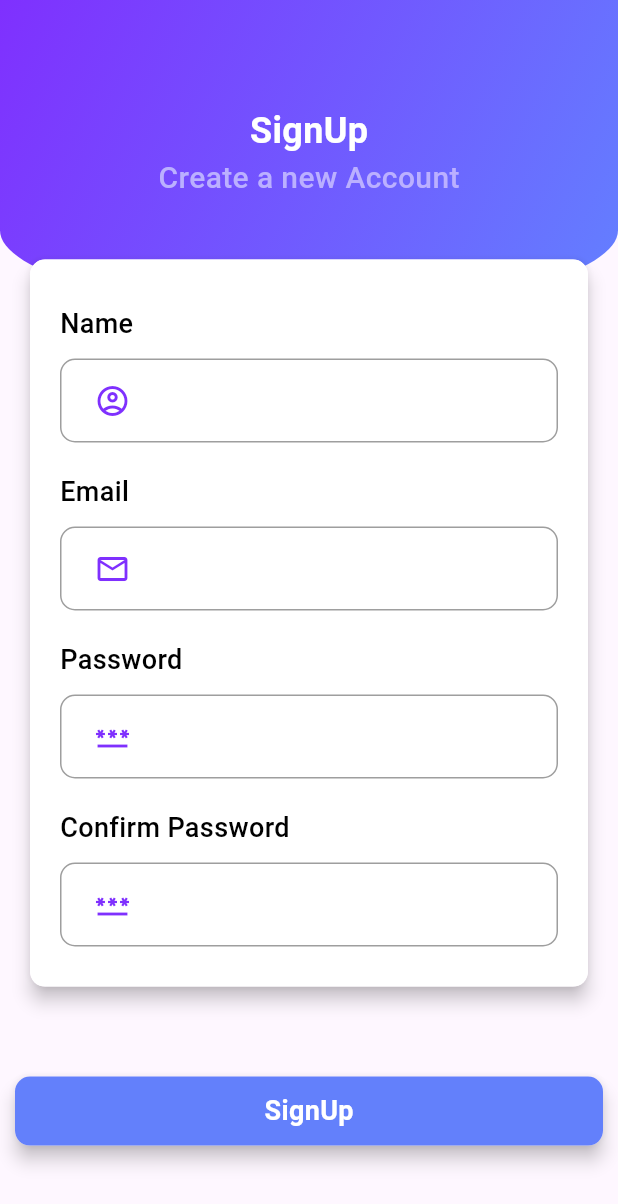
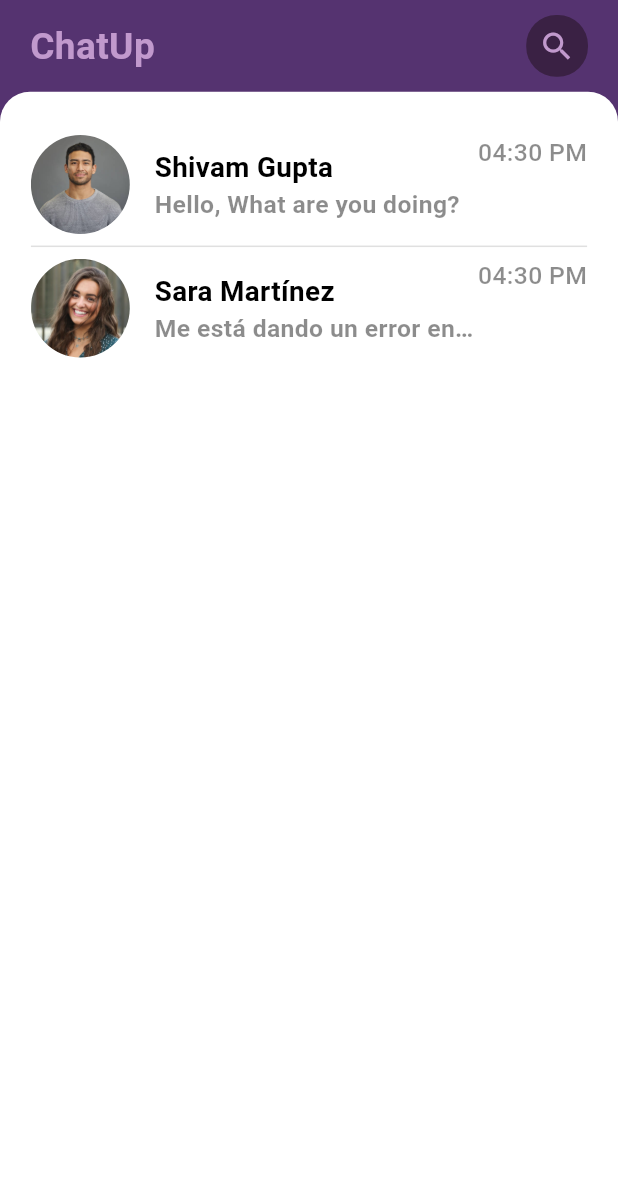
Before and after one commit to paulaschez/swapparel_tfg, a Flutter app: the screen it shows after launch, on a phone screen of 412 x 824 dp. Shown: the top 1204 px of the screen. Run offline on Flutter 3.47's test engine with Material 3 defaults, Android fonts, the phone set to English and light mode, and no system bars.

Commit message:
Pagina de Chats

```diff
--- a/lib/main.dart
+++ b/lib/main.dart
@@ -1,3 +1,4 @@
+import 'package:chat_app/pages/home.dart';
 import 'package:chat_app/pages/signin.dart';
 import 'package:chat_app/pages/signup.dart';
 import 'package:flutter/material.dart';
@@ -18,7 +19,7 @@ class MyApp extends StatelessWidget {
       theme: ThemeData(
         colorScheme: ColorScheme.fromSeed(seedColor: Colors.deepPurple),
       ),
-      home: const SignUp(),
+      home: const Home(),
     );
   }
 }
--- /dev/null
+++ b/lib/pages/home.dart
@@ -0,0 +1,169 @@
+import 'package:flutter/material.dart';
+
+class Home extends StatefulWidget {
+  const Home({super.key});
+
+  @override
+  State<Home> createState() => _HomeState();
+}
+
+class _HomeState extends State<Home> {
+  @override
+  Widget build(BuildContext context) {
+    final size = MediaQuery.of(context).size;
+
+    return Scaffold(
+      backgroundColor: const Color(0xFF553370),
+      body: SafeArea(
+        bottom: false,
+        child: Container(
+          child: Column(
+            children: [
+              Padding(
+                padding: const EdgeInsets.symmetric(
+                  horizontal: 20.0,
+                  vertical: 10.0,
+                ),
+                child: Row(
+                  mainAxisAlignment: MainAxisAlignment.spaceBetween,
+                  children: [
+                    Text(
+                      "ChatUp",
+                      style: TextStyle(
+                        color: Color(0Xffc199cd),
+                        fontSize: size.width * 0.06, // Tamaño relativo al ancho
+                        fontWeight: FontWeight.bold,
+                      ),
+                    ),
+                    Container(
+                      padding: EdgeInsets.all(
+                        size.width * 0.02,
+                      ), // Padding relativo
+                      decoration: BoxDecoration(
+                        color: Color(0xFF3a2144),
+                        borderRadius: BorderRadius.circular(20),
+                      ),
+                      child: Icon(
+                        Icons.search,
+                        color: Color(0Xffc199cd),
+                        size: size.width * 0.06,
+                      ),
+                    ),
+                  ],
+                ),
+              ),
+              Expanded(
+                child: Container(
+                  padding: EdgeInsets.symmetric(
+                    vertical: size.height * 0.035,
+                    horizontal: size.width * 0.05,
+                  ),
+                  decoration: BoxDecoration(
+                    color: Colors.white,
+                    borderRadius: BorderRadius.only(
+                      topLeft: Radius.circular(20),
+                      topRight: Radius.circular(20),
+                    ),
+                  ),
+                  child: Column(
+                    children: [
+                      ChatEntry(
+                        size: size,
+                        image: "images/boy.jpg",
+                        name: "Shivam Gupta",
+                        mssg: "Hello, What are you doing?",
+                        hour: "04:30 PM",
+                      ),
+                      Divider(
+                        height: size.height * 0.02, // Altura del Divider
+                        thickness: 1, // Grosor de la línea
+                        color: Colors.black12, // Color de la línea
+                      ),
+                      ChatEntry(
+                        size: size,
+                        image: "images/woman.png",
+                        name: "Sara Martínez",
+                        mssg: "Me está dando un error enorme",
+                        hour: "04:30 PM",
+                      ),
+                    ],
+                  ),
+                ),
+              ),
+            ],
+          ),
+        ),
+      ),
+    );
+  }
+}
+
+class ChatEntry extends StatelessWidget {
+  const ChatEntry({
+    super.key,
+    required this.size,
+    required this.image,
+    required this.name,
+    required this.mssg,
+    required this.hour,
+  });
+
+  final Size size;
+  final String image;
+  final String name;
+  final String mssg;
+  final String hour;
+
+  @override
+  Widget build(BuildContext context) {
+    return Row(
+      crossAxisAlignment: CrossAxisAlignment.start,
+      children: [
+        ClipRRect(
+          borderRadius: BorderRadius.circular(60),
+          child: Image.asset(
+            image,
+            height: size.width * 0.16, // Altura relativa al ancho
+            width: size.width * 0.16, // Ancho relativo al ancho
+            fit: BoxFit.cover,
+          ),
+        ),
+        SizedBox(width: size.width * 0.04),
+        Expanded(
+          child: Column(
+            crossAxisAlignment: CrossAxisAlignment.start,
+            children: [
+              SizedBox(height: size.height * 0.01),
+              Text(
+                name,
+                style: TextStyle(
+                  color: Colors.black,
+                  fontSize: size.width * 0.045, // Tamaño relativo al ancho
+                  fontWeight: FontWeight.bold,
+                ),
+              ),
+              Text(
+                mssg,
+                style: TextStyle(
+                  color: Colors.black45,
+                  fontSize: size.width * 0.04, // Tamaño relativo al ancho
+                  fontWeight: FontWeight.bold,
+                ),
+                maxLines: 1,
+                overflow: TextOverflow.ellipsis,
+              ),
+            ],
+          ),
+        ),
+        Text(
+          hour,
+          style: TextStyle(
+            color: Colors.black45,
+            fontSize: size.width * 0.04, // Tamaño relativo al ancho
+            fontWeight: FontWeight.w500,
+          ),
+        ),
+      ],
+    );
+  }
+}
--- a/pubspec.yaml
+++ b/pubspec.yaml
@@ -58,8 +58,8 @@ flutter:
   uses-material-design: true
 
   # To add assets to your application, add an assets section, like this:
-  # assets:
-  #   - images/a_dot_burr.jpeg
+  assets:
+   - images/
   #   - images/a_dot_ham.jpeg
 
   # An image asset can refer to one or more resolution-specific "variants", see
```
Also changed, not shown: images/boy.jpg (added), images/woman.png (added).
